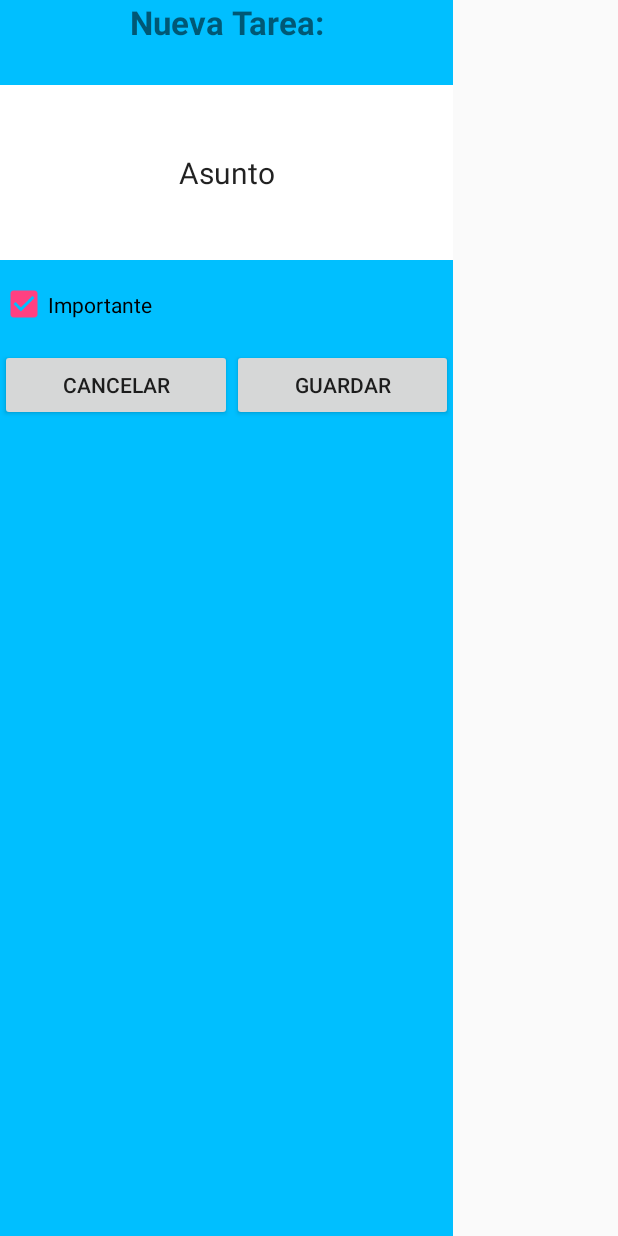
After one commit to YeisonGomez/gestor-de-tareas-Android, an Android app: the layout dialog_new_task.xml on its own in the app's theme, with its tools: preview values and no code run, on a phone screen of 412 x 824 dp. The commit adds this screen. Run offline under Robolectric (Android 15) with nearby library versions, the phone set to English and light mode, and no system bars.

Commit message:
action flotingButton, open modal, add task

```diff
--- a/app/src/main/java/com/example/yeisongomez/gestordetareas/taskObject.java
+++ b/app/src/main/java/com/example/yeisongomez/gestordetareas/taskObject.java
@@ -13,6 +13,10 @@ public class taskObject {
         this.subject = subject;
         this.important = important;
         this.id = id;
+    }
+    public taskObject(String subject, int important) {
+        this.subject = subject;
+        this.important = important;
     }
 
     public int getId() {
--- /dev/null
+++ b/app/src/main/res/layout/dialog_new_task.xml
@@ -0,0 +1,66 @@
+<?xml version="1.0" encoding="utf-8"?>
+<LinearLayout xmlns:android="http://schemas.android.com/apk/res/android"
+    android:orientation="vertical" android:layout_width="match_parent"
+    android:layout_height="match_parent">
+
+    <LinearLayout
+        android:orientation="vertical"
+        android:layout_width="302dp"
+        android:layout_height="match_parent"
+        android:background="@color/azul_claro"
+        android:weightSum="1">
+
+        <TextView
+            android:text="Nueva Tarea:"
+            android:layout_width="match_parent"
+            android:layout_height="wrap_content"
+            android:id="@+id/textDialog"
+            android:layout_weight="0.04"
+            android:textSize="22sp"
+            android:textAlignment="center"
+            android:textStyle="normal|bold" />
+
+        <EditText
+            android:layout_width="match_parent"
+            android:inputType="textPersonName"
+            android:ems="10"
+            android:id="@+id/subject_task"
+            android:text="Asunto"
+            android:layout_weight="0.13"
+            android:layout_height="wrap_content"
+            android:singleLine="false"
+            android:selectAllOnFocus="false"
+            android:textSize="20sp"
+            android:background="@android:color/white"
+            android:textAlignment="center" />
+
+        <CheckBox
+            android:text="Importante"
+            android:layout_width="match_parent"
+            android:layout_height="wrap_content"
+            android:id="@+id/checkBox"
+            android:layout_weight="0.04"
+            android:checked="true" />
+
+        <LinearLayout
+            android:orientation="horizontal"
+            android:layout_width="match_parent"
+            android:layout_height="wrap_content"
+            android:layout_weight="0.18">
+
+            <Button
+                android:text="Cancelar"
+                android:layout_width="wrap_content"
+                android:layout_height="wrap_content"
+                android:id="@+id/button_cancel"
+                android:layout_weight="1" />
+
+            <Button
+                android:text="Guardar"
+                android:layout_width="wrap_content"
+                android:layout_height="wrap_content"
+                android:id="@+id/button_ok"
+                android:layout_weight="1" />
+        </LinearLayout>
+    </LinearLayout>
+</LinearLayout>
```
Also changed, not shown: app/src/main/java/com/example/yeisongomez/gestordetareas/MainActivity.java (+50 -2 lines), app/src/main/res/layout/component_task.xml (line endings or trailing spaces).
